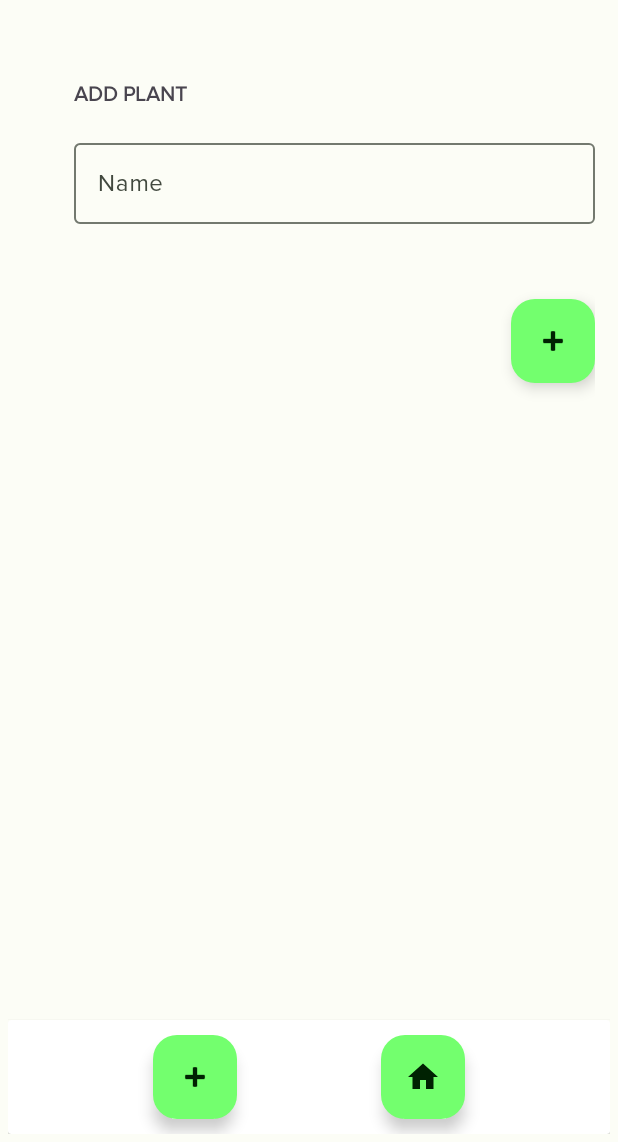
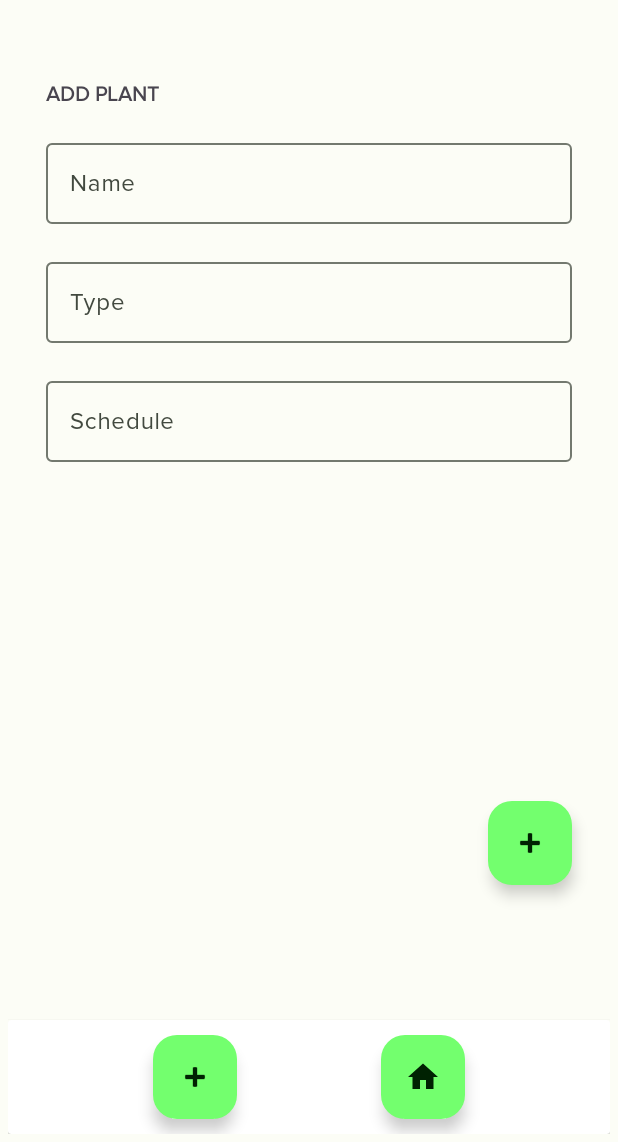
Before and after one commit to mlukee/plantBuddyMobileApp, an Android app: the screen it shows after launch (MainActivity), after a tap on "Add plant", on a phone screen of 412 x 824 dp, the part 94-1236 px from its top. Run offline under Robolectric (Android 15) with nearby library versions, the phone set to English and light mode, and no system bars; 2 statements that could not run were skipped.

Commit message:
Add Store class and add more variables to Plant class

```diff
--- a/app/src/main/java/com/example/plantbuddy/InputFragment.kt
+++ b/app/src/main/java/com/example/plantbuddy/InputFragment.kt
@@ -10,6 +10,13 @@ import com.example.lib.Plant
 import com.example.plantbuddy.databinding.FragmentInputBinding
 
 
+enum class ARGUMENTS(val key: String) {
+    PLANT_NAME("plantName"),
+    PLANT_TYPE("plantType"),
+    PLANT_ID("plantID"),
+    PLANT_SCHEDULE("plantSchedule") // Added this for consistency
+}
+
 class InputFragment : Fragment(R.layout.fragment_input) {
     private lateinit var binding: FragmentInputBinding
     private var plantID: String? = null
@@ -19,24 +26,35 @@ class InputFragment : Fragment(R.layout.fragment_input) {
     ): View? {
         binding = FragmentInputBinding.inflate(layoutInflater)
 
-        arguments?.getString("plantName")?.let {
+        arguments?.getString(ARGUMENTS.PLANT_NAME.key)?.let {
             binding.inputNameText.editText?.setText(it)
         }
+        arguments?.getString(ARGUMENTS.PLANT_TYPE.key)?.let {
+            binding.inputTypeText?.editText?.setText(it)
+        }
+        arguments?.getString(ARGUMENTS.PLANT_SCHEDULE.key)?.let {
+            binding.inputScheduleText?.editText?.setText(it)
+        }
 
-        plantID = arguments?.getString("plantID")
+        plantID = arguments?.getString(ARGUMENTS.PLANT_ID.key)
 
-        val isEditing = arguments?.containsKey("plantName") == true
+        val isEditing = arguments?.containsKey(ARGUMENTS.PLANT_NAME.key) == true
         val requestKey = if (isEditing) "editRequestKey" else "addRequestKey"
-        if(isEditing) {
+        if (isEditing) {
             binding.fragmentInputHeading.text = "UPDATE PLANT"
         }
 
         binding.addPlant.setOnClickListener {
             val result = Bundle().apply {
-                if(isEditing) {
-                    putString("plantID", plantID)
+                if (isEditing) {
+                    putString(ARGUMENTS.PLANT_ID.key, plantID)
                 }
-                putString("name", binding.inputNameText.editText?.text.toString())
+                putString(ARGUMENTS.PLANT_NAME.key, binding.inputNameText.editText?.text.toString())
+                putString(ARGUMENTS.PLANT_TYPE.key, binding.inputTypeText?.editText?.text.toString())
+                putString(
+                    ARGUMENTS.PLANT_SCHEDULE.key,
+                    binding.inputScheduleText?.editText?.text.toString()
+                )
             }
 
             // Set the result with a unique requestKey and the bundle
--- a/app/src/main/java/com/example/plantbuddy/MyApplication.kt
+++ b/app/src/main/java/com/example/plantbuddy/MyApplication.kt
@@ -41,6 +41,8 @@ class MyApplication: Application() {
         val index = plants.indexOfFirst { it.id == plant.id }
         if (index != -1) {
             plants[index].name = plant.name
+            plants[index].plantType = plant.plantType
+            plants[index].wateringSchedule = plant.wateringSchedule
         }
     }
 
--- a/app/src/main/java/com/example/plantbuddy/MyPlantRecyclerViewAdapter.kt
+++ b/app/src/main/java/com/example/plantbuddy/MyPlantRecyclerViewAdapter.kt
@@ -31,12 +31,16 @@ class MyPlantRecyclerViewAdapter(
     override fun onBindViewHolder(holder: ViewHolder, position: Int) {
         val plant = app.plants[position]
         holder.plantName.text = plant.name
+        holder.plantType.text = plant.plantType
+        holder.plantSchedule.text = plant.wateringSchedule
     }
 
     override fun getItemCount(): Int = app.plants.size
 
     inner class ViewHolder(binding: FragmentItemBinding) : RecyclerView.ViewHolder(binding.root) {
         val plantName = binding.plantName
+        val plantType = binding.plantType
+        val plantSchedule = binding.plantSchedule
 
         init {
             itemView.setOnClickListener {
--- a/app/src/main/java/com/example/plantbuddy/PlantFragment.kt
+++ b/app/src/main/java/com/example/plantbuddy/PlantFragment.kt
@@ -35,8 +35,10 @@ class PlantFragment : Fragment(R.layout.fragment_item_list) {
             onItemClick = { plant ->
                 val inputFragment = InputFragment().apply {
                     arguments = Bundle().apply {
-                        putString("plantName", plant.name)
-                        putString("plantID", plant.id)
+                        putString(ARGUMENTS.PLANT_NAME.key, plant.name)
+                        putString(ARGUMENTS.PLANT_TYPE.key, plant.plantType)
+                        putString(ARGUMENTS.PLANT_SCHEDULE.key, plant.wateringSchedule)
+                        putString(ARGUMENTS.PLANT_ID.key, plant.id)
                     }
                 }
                 parentFragmentManager.beginTransaction()
--- /dev/null
+++ b/app/src/main/res/drawable/water_drop.xml
@@ -0,0 +1,5 @@
+<vector android:height="20dp"
+    android:viewportHeight="24" android:viewportWidth="24"
+    android:width="20dp" xmlns:android="http://schemas.android.com/apk/res/android">
+    <path android:fillColor="@android:color/holo_blue_bright" android:pathData="M12,2c-5.33,4.55 -8,8.48 -8,11.8c0,4.98 3.8,8.2 8,8.2s8,-3.22 8,-8.2C20,10.48 17.33,6.55 12,2zM7.83,14c0.37,0 0.67,0.26 0.74,0.62c0.41,2.22 2.28,2.98 3.64,2.87c0.43,-0.02 0.79,0.32 0.79,0.75c0,0.4 -0.32,0.73 -0.72,0.75c-2.13,0.13 -4.62,-1.09 -5.19,-4.12C7.01,14.42 7.37,14 7.83,14z"/>
+</vector>
--- a/app/src/main/res/layout-v28/fragment_input.xml
+++ b/app/src/main/res/layout-v28/fragment_input.xml
@@ -24,21 +24,21 @@
         android:id="@+id/addPlant"
         android:layout_width="wrap_content"
         android:layout_height="wrap_content"
-        android:layout_marginTop="50dp"
+        android:layout_marginBottom="80dp"
         android:layout_weight="1"
         android:clickable="true"
+        android:contentDescription="@string/fabAdd_description"
+        android:focusable="true"
         android:src="@android:drawable/ic_input_add"
-        app:layout_constraintEnd_toEndOf="parent"
-        app:layout_constraintTop_toBottomOf="@+id/input_nameText"
-        android:focusable="true"
-        android:contentDescription="@string/fabAdd_description" />
+        app:layout_constraintBottom_toBottomOf="parent"
+        app:layout_constraintEnd_toStartOf="@+id/guideline2" />
 
     <com.google.android.material.textfield.TextInputLayout
         android:id="@+id/input_nameText"
         android:layout_width="0dp"
         android:layout_height="wrap_content"
         android:layout_marginTop="60dp"
-        app:layout_constraintEnd_toEndOf="parent"
+        app:layout_constraintEnd_toStartOf="@id/guideline2"
         app:layout_constraintStart_toStartOf="@+id/guideline"
         app:layout_constraintTop_toTopOf="parent">
 
@@ -51,11 +51,52 @@
 
     </com.google.android.material.textfield.TextInputLayout>
 
+    <com.google.android.material.textfield.TextInputLayout
+        android:id="@+id/input_typeText"
+        android:layout_width="0dp"
+        android:layout_height="wrap_content"
+        android:layout_marginTop="20dp"
+        app:layout_constraintEnd_toStartOf="@id/guideline2"
+        app:layout_constraintStart_toStartOf="@+id/guideline"
+        app:layout_constraintTop_toBottomOf="@id/input_nameText">
+
+        <com.google.android.material.textfield.TextInputEditText
+            android:id="@+id/inputType"
+            android:layout_width="match_parent"
+            android:layout_height="wrap_content"
+            android:hint="@string/etHintType"
+            android:inputType="text" />
+    </com.google.android.material.textfield.TextInputLayout>
+
+    <com.google.android.material.textfield.TextInputLayout
+        android:id="@+id/input_ScheduleText"
+        android:layout_width="0dp"
+        android:layout_height="wrap_content"
+        android:layout_marginTop="20dp"
+        app:layout_constraintEnd_toStartOf="@id/guideline2"
+        app:layout_constraintStart_toStartOf="@+id/guideline"
+        app:layout_constraintTop_toBottomOf="@id/input_typeText">
+
+        <com.google.android.material.textfield.TextInputEditText
+            android:id="@+id/inputSchedule"
+            android:layout_width="match_parent"
+            android:layout_height="wrap_content"
+            android:hint="@string/etHintSchedule"
+            android:inputType="text" />
+    </com.google.android.material.textfield.TextInputLayout>
+
     <androidx.constraintlayout.widget.Guideline
         android:id="@+id/guideline"
         android:layout_width="wrap_content"
         android:layout_height="wrap_content"
         android:orientation="vertical"
-        app:layout_constraintGuide_percent="0.09" />
+        app:layout_constraintGuide_percent="0.04" />
+
+    <androidx.constraintlayout.widget.Guideline
+        android:id="@+id/guideline2"
+        android:layout_width="wrap_content"
+        android:layout_height="wrap_content"
+        android:orientation="vertical"
+        app:layout_constraintGuide_percent="0.96" />
 
 </androidx.constraintlayout.widget.ConstraintLayout>
--- a/app/src/main/res/values/strings.xml
+++ b/app/src/main/res/values/strings.xml
@@ -7,11 +7,15 @@
 
     <string name="heading_input_plant">ADD PLANT</string>
     <string name="etHintName">Name</string>
+    <string name="etHintType">Type</string>
+    <string name="etHintSchedule">Schedule</string>
 
     <string name="home_screen_heading">PlantBuddy</string>
 
     <string name="imgDescription">Plant</string>
     <string name="listPlant_name">Plant Name</string>
+    <string name="listPlant_type">Plant Type</string>
+    <string name="listPlant_schedule">Plant Schedule</string>
 
     <string name="add_your_first_plant_heading">Add your first plant</string>
     <string name="add_your_first_plant_description">PlantBuddy will then add it to the list of your plants.</string>
--- a/lib/src/main/java/com/example/lib/Plant.kt
+++ b/lib/src/main/java/com/example/lib/Plant.kt
@@ -4,5 +4,7 @@ import java.util.UUID
 
 class Plant(
     var name: String,
+    var plantType: String,
+    var wateringSchedule: String,
     val id: String = UUID.randomUUID().toString()
 )
```
Also changed, not shown: app/src/main/java/com/example/plantbuddy/MainActivity.kt (+9 -5 lines), app/src/main/res/layout/fragment_item.xml (+34 -5 lines), lib/src/main/java/com/example/lib/Store.kt (added, +12 -0 lines).
